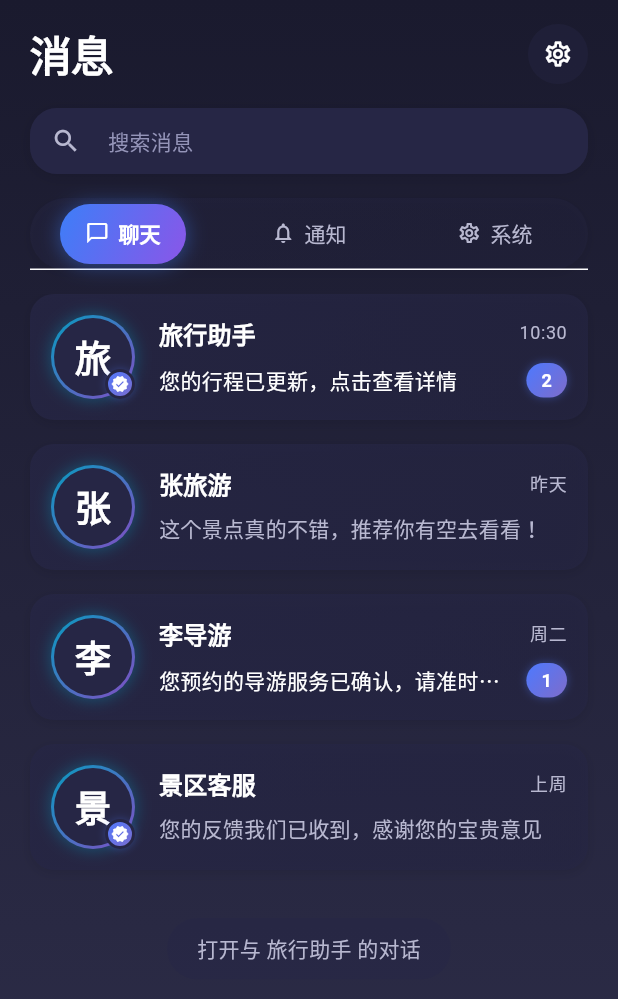
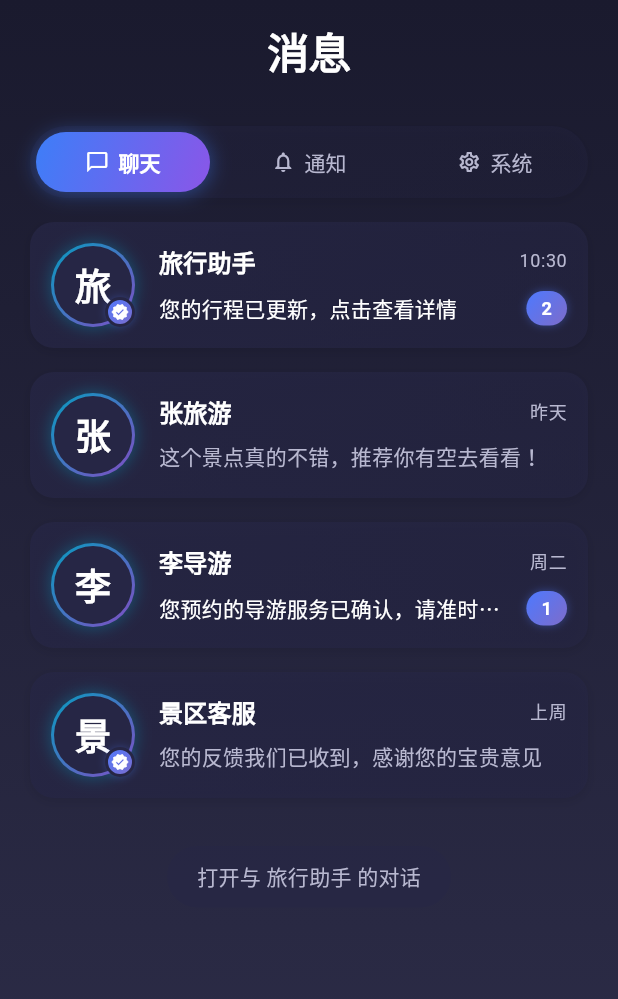
Before and after one commit to eternalcoder12/travel_joy, a Flutter app: the MessageScreen screen opened directly, on a phone screen of 412 x 824 dp. Shown: the top 999 px of the screen. Run offline on Flutter 3.47's test engine with Material 3 defaults, Android fonts, the phone set to English and light mode, and no system bars; our stand-ins replace shared_preferences; accounts and stored records are empty.

Commit message:
美化消息页面：移除搜索框，居中标题，调整字体大小，删除底部白线

```diff
--- a/lib/screens/message/message_screen.dart
+++ b/lib/screens/message/message_screen.dart
@@ -204,11 +204,13 @@ class _MessageScreenState extends State<MessageScreen>
             end: Alignment.bottomCenter,
             colors: [AppTheme.backgroundColor, Color(0xFF2E2E4A)],
           ),
+          // 确保没有额外的边框
+          border: null,
         ),
         child: SafeArea(
           child: Column(
             children: [
-              // 顶部标题和搜索区域
+              // 顶部标题
               _buildHeader(context),
 
               // 标签栏
@@ -238,6 +240,8 @@ class _MessageScreenState extends State<MessageScreen>
           ),
         ),
       ),
+      // 移除所有可能的底部装饰
+      bottomNavigationBar: null,
     );
   }
 
@@ -251,119 +255,22 @@ class _MessageScreenState extends State<MessageScreen>
       child: Padding(
         padding: const EdgeInsets.fromLTRB(20.0, 16.0, 20.0, 0),
         child: Column(
-          crossAxisAlignment: CrossAxisAlignment.start,
+          crossAxisAlignment: CrossAxisAlignment.center,
           children: [
-            // 标题行
-            Row(
-              mainAxisAlignment: MainAxisAlignment.spaceBetween,
-              children: [
-                if (widget.onBackPressed != null)
-                  IconButton(
-                    icon: const Icon(
-                      Icons.arrow_back,
-                      color: AppTheme.primaryTextColor,
-                    ),
-                    onPressed: () => widget.onBackPressed!(),
-                    padding: EdgeInsets.zero,
-                    constraints: const BoxConstraints(),
-                  ),
-                Expanded(
+            // 标题行 - 居中显示，删除设置图标，调整文字大小
+            Center(
               child: Text(
                 '消息',
                 style: Theme.of(context).textTheme.headlineMedium?.copyWith(
                   color: AppTheme.primaryTextColor,
                   fontWeight: FontWeight.w700,
-                    ),
-                    textAlign:
-                        widget.onBackPressed == null
-                            ? TextAlign.left
-                            : TextAlign.center,
+                  fontSize: 28, // 调整文字大小
                 ),
               ),
-                Container(
-                  width: 40,
-                  height: 40,
-                  decoration: BoxDecoration(
-                    color: AppTheme.cardColor.withOpacity(0.4),
-                    shape: BoxShape.circle,
-                  ),
-                  child: IconButton(
-                    icon: const Icon(
-                      Icons.settings_outlined,
-                      size: 20,
-                      color: AppTheme.primaryTextColor,
-                    ),
-                    onPressed: () {
-                      // 打开消息设置
-                      ScaffoldMessenger.of(context).showSnackBar(
-                        const SnackBar(
-                          content: Text('消息设置功能即将推出'),
-                          behavior: SnackBarBehavior.floating,
-                        ),
-                      );
-                    },
-                    padding: EdgeInsets.zero,
-                  ),
-                ),
-              ],
             ),
 
+            // 删除搜索框，添加一个间隔
             const SizedBox(height: 16),
-
-            // 搜索框
-            Container(
-              height: 44,
-              decoration: BoxDecoration(
-                gradient: LinearGradient(
-                  begin: Alignment.topLeft,
-                  end: Alignment.bottomRight,
-                  colors: [
-                    AppTheme.cardColor.withOpacity(0.4),
-                    AppTheme.cardColor.withOpacity(0.3),
-                  ],
-                ),
-                borderRadius: BorderRadius.circular(18),
-                boxShadow: [
-                  BoxShadow(
-                    color: Colors.black.withOpacity(0.1),
-                    blurRadius: 8,
-                    offset: const Offset(0, 2),
-                  ),
-                ],
-              ),
-              child: TextField(
-                style: Theme.of(context).textTheme.bodyMedium?.copyWith(
-                  color: AppTheme.primaryTextColor,
-                ),
-                decoration: InputDecoration(
-                  hintText: '搜索消息',
-                  hintStyle: Theme.of(context).textTheme.bodyMedium?.copyWith(
-                    color: AppTheme.hintTextColor,
-                  ),
-                  border: InputBorder.none,
-                  contentPadding: const EdgeInsets.symmetric(
-                    horizontal: 20,
-                    vertical: 10,
-                  ),
-                  prefixIcon: Icon(
-                    Icons.search,
-                    color: AppTheme.secondaryTextColor,
-                    size: 20,
-                  ),
-                ),
-                onSubmitted: (value) {
-                  // 搜索消息
-                  if (value.isNotEmpty) {
-                    ScaffoldMessenger.of(context).showSnackBar(
-                      SnackBar(
-                        content: Text('搜索: $value'),
-                        behavior: SnackBarBehavior.floating,
-                      ),
-                    );
-                  }
-                },
-              ),
-            ),
           ],
         ),
       ),
@@ -424,7 +331,11 @@ class _MessageScreenState extends State<MessageScreen>
               ),
             ],
           ),
+          // 移除底部线条
           indicatorPadding: const EdgeInsets.all(4),
+          indicatorSize: TabBarIndicatorSize.tab,
+          indicatorWeight: 0, // 设置为0移除底部线条
+          dividerColor: Colors.transparent, // 设置分隔线为透明
           labelColor: Colors.white,
           unselectedLabelColor: AppTheme.secondaryTextColor,
           labelStyle: Theme.of(
@@ -509,6 +420,8 @@ class _MessageScreenState extends State<MessageScreen>
           decoration: BoxDecoration(
             color: AppTheme.cardColor.withOpacity(0.5),
             borderRadius: BorderRadius.circular(20),
+            // 移除所有边框
+            border: null,
           ),
           child: Text(
             text,
```
Lines whose indentation alone changed are shown as unchanged.
